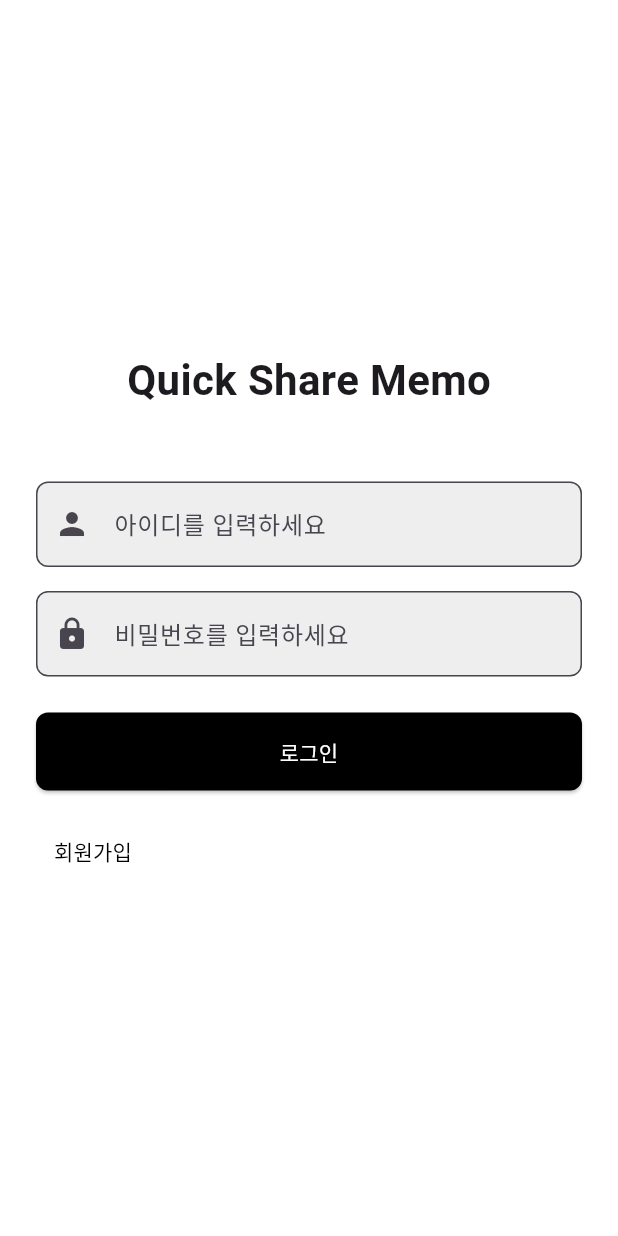
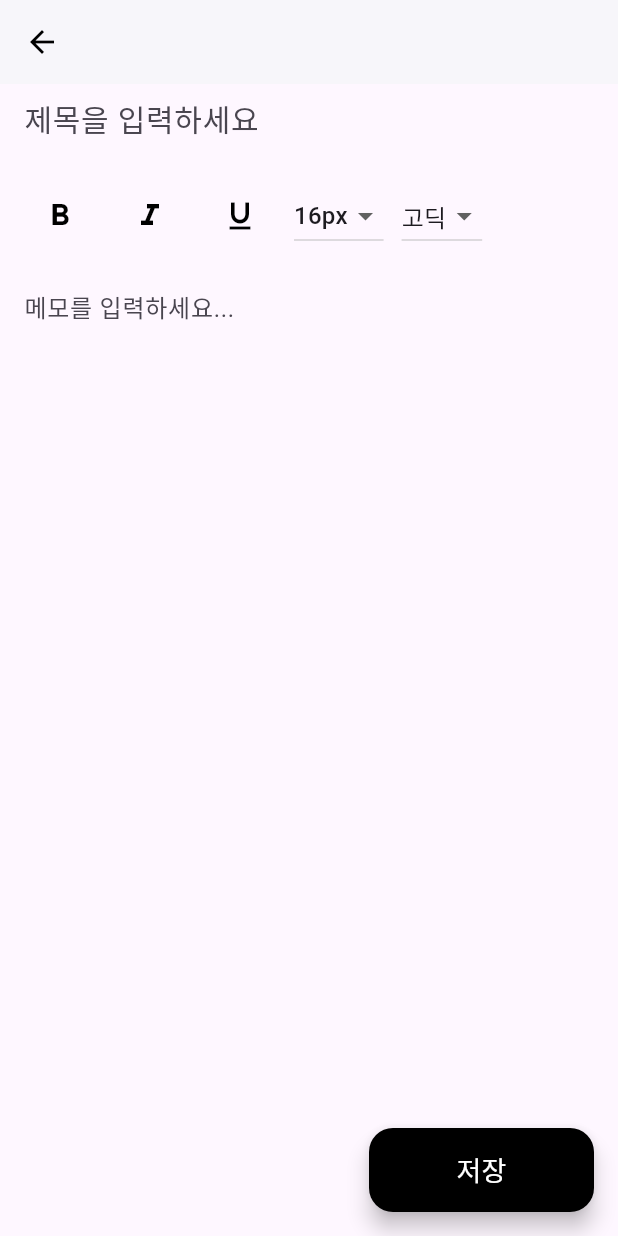
Before and after one commit to songhaechan/quick-share-memo, a Flutter app: the screen it shows after launch, on a phone screen of 412 x 824 dp. Run offline on Flutter 3.47's test engine with Material 3 defaults, Android fonts, the phone set to English and light mode, and no system bars; our stand-ins replace get; Roboto replaces fonts that are missing (고딕).

Commit message:
frontend memo

```diff
--- a/quick_share_frontend/lib/src/app.dart
+++ b/quick_share_frontend/lib/src/app.dart
@@ -2,6 +2,8 @@ import 'package:flutter/material.dart';
 import 'package:quick_share_frontend/src/screen/auth/Login.dart';
 import 'package:quick_share_frontend/src/screen/auth/Register.dart';
 import 'package:get/get_navigation/src/root/get_material_app.dart';
+import 'package:quick_share_frontend/src/screen/memo/Create.dart';
+import 'package:quick_share_frontend/src/screen/memo/Show.dart';
 
 class MyApp extends StatelessWidget {
   final bool isLogin;
@@ -24,7 +26,7 @@ class MyApp extends StatelessWidget {
       ),
       debugShowCheckedModeBanner: false,
       routes: {
-        '/': (context) => LoginScreen(),
+        '/': (context) => Create(),
         '/register': (context) => RegisterScreen(),
       },
       initialRoute: '/',
--- /dev/null
+++ b/quick_share_frontend/lib/src/model/MemoModel.dart
@@ -0,0 +1,27 @@
+class MemoModel {
+  late int id;
+  late String title;
+  late String content;
+
+  MemoModel({
+    required this.id,
+    required this.title,
+    required this.content,
+  });
+
+  // JSON을 MemoModel 객체로 변환하는 생성자
+  MemoModel.parse(Map<String, dynamic> json) {
+    id = json['id'];
+    title = json['title'];
+    content = json['content'];
+  }
+
+  // JSON으로 변환하는 메서드
+  Map<String, dynamic> toJson() {
+    return {
+      'id': id,
+      'title': title,
+      'content': content,
+    };
+  }
+}
--- /dev/null
+++ b/quick_share_frontend/lib/src/screen/memo/Create.dart
@@ -0,0 +1,194 @@
+import 'package:flutter/material.dart';
+import 'package:get/get_core/src/get_main.dart';
+import 'package:get/get_instance/get_instance.dart';
+import 'package:get/get_navigation/get_navigation.dart';
+import 'package:quick_share_frontend/src/controller/MemoController.dart';
+import 'package:quick_share_frontend/src/model/MemoModel.dart';
+
+class Create extends StatefulWidget {
+  @override
+  _CreateState createState() => _CreateState();
+}
+
+class _CreateState extends State<Create> {
+  bool isBold = false;
+  bool isItalic = false;
+  bool isUnderline = false;
+  double fontSize = 16.0;
+  String fontFamily = '고딕';
+
+  final memoController = Get.put(MemoController());
+
+  final TextEditingController titleController = TextEditingController();
+  final TextEditingController textController = TextEditingController();
+
+  TextSelection? textSelection;
+
+  TextStyle getTextStyle() {
+    return TextStyle(
+      fontSize: fontSize,
+      fontWeight: isBold ? FontWeight.bold : FontWeight.normal,
+      fontStyle: isItalic ? FontStyle.italic : FontStyle.normal,
+      decoration: isUnderline ? TextDecoration.underline : TextDecoration.none,
+      fontFamily: fontFamily,
+    );
+  }
+
+  _submit() async {
+    final result = await memoController.createMemo(
+      titleController.text,
+      textController.text,
+    );
+    // if (result) {
+    //   Get.back();
+    // }
+  }
+
+  void applyStyleToSelectedText() {
+    final text = textController.text;
+    final selection = textController.selection;
+
+    if (selection.isCollapsed) return;
+
+    final selectedText = text.substring(selection.start, selection.end);
+    final beforeText = text.substring(0, selection.start);
+    final afterText = text.substring(selection.end);
+
+    textController.text = '$beforeText$selectedText$afterText';
+    textController.selection = TextSelection.collapsed(
+        offset: beforeText.length + selectedText.length);
+  }
+
+  @override
+  Widget build(BuildContext context) {
+    return Scaffold(
+      appBar: AppBar(
+        backgroundColor: Colors.white,
+        elevation: 1,
+        leading: IconButton(
+          icon: Icon(Icons.arrow_back, color: Colors.black),
+          onPressed: () {},
+        ),
+      ),
+      body: Padding(
+        padding: const EdgeInsets.symmetric(horizontal: 16.0),
+        child: Column(
+          crossAxisAlignment: CrossAxisAlignment.start,
+          children: [
+            // 제목 입력 부분
+            TextField(
+              controller: titleController, // 제목 controller 사용
+              style: TextStyle(fontSize: 20, fontWeight: FontWeight.w500),
+              decoration: InputDecoration(
+                border: InputBorder.none,
+                hintText: '제목을 입력하세요',
+              ),
+            ),
+            SizedBox(height: 16),
+            Row(
+              mainAxisAlignment: MainAxisAlignment.start,
+              children: [
+                IconButton(
+                  icon: Icon(Icons.format_bold),
+                  onPressed: () {
+                    setState(() {
+                      isBold = !isBold;
+                      applyStyleToSelectedText();
+                    });
+                  },
+                  color: isBold ? Colors.blue : Colors.black,
+                ),
+                SizedBox(width: 12),
+                IconButton(
+                  icon: Icon(Icons.format_italic),
+                  onPressed: () {
+                    setState(() {
+                      isItalic = !isItalic;
+                      applyStyleToSelectedText();
+                    });
+                  },
+                  color: isItalic ? Colors.blue : Colors.black,
+                ),
+                SizedBox(width: 12),
+                IconButton(
+                  icon: Icon(Icons.format_underline),
+                  onPressed: () {
+                    setState(() {
+                      isUnderline = !isUnderline;
+                      applyStyleToSelectedText();
+                    });
+                  },
+                  color: isUnderline ? Colors.blue : Colors.black,
+                ),
+                SizedBox(width: 12),
+                DropdownButton<double>(
+                  value: fontSize,
+                  items: [12.0, 14.0, 16.0, 18.0]
+                      .map((size) => DropdownMenuItem(
+                            value: size,
+                            child: Text("${size.toInt()}px"),
+                          ))
+                      .toList(),
+                  onChanged: (value) {
+                    setState(() {
+                      fontSize = value!;
+                      applyStyleToSelectedText();
+                    });
+                  },
+                ),
+                SizedBox(width: 12),
+                DropdownButton<String>(
+                  value: fontFamily,
+                  items: ['고딕', '돋움', '붓', '휴먼']
+                      .map((font) => DropdownMenuItem(
+                            value: font,
+                            child: Text(font),
+                          ))
+                      .toList(),
+                  onChanged: (value) {
+                    setState(() {
+                      fontFamily = value!;
+                      applyStyleToSelectedText();
+                    });
+                  },
+                ),
+              ],
+            ),
+            SizedBox(height: 16),
+            Expanded(
+              child: TextField(
+                controller: textController, // 내용 입력
+                maxLines: null,
+                expands: true,
+                textAlignVertical: TextAlignVertical.top,
+                style: getTextStyle(),
+                decoration: InputDecoration(
+                  border: InputBorder.none,
+                  hintText: '메모를 입력하세요...',
+                ),
+                onTap: () {
+                  setState(() {
+                    textSelection = textController.selection;
+                  });
+                },
+              ),
+            ),
+          ],
+        ),
+      ),
+      floatingActionButton: SizedBox(
+        width: 150,
+        child: FloatingActionButton.extended(
+          onPressed: () {
+            _submit();
+          },
+          label: Text(
+            '저장',
+            style: TextStyle(color: Colors.white, fontSize: 18),
+          ),
+          backgroundColor: Colors.black,
+        ),
+      ),
+    );
+  }
+}
```
Also changed, not shown: quick_share_frontend/lib/src/controller/MemoController.dart (added, +59 -0 lines), quick_share_frontend/lib/src/provider/MemoProvider.dart (added, +47 -0 lines), quick_share_frontend/lib/src/screen/memo/Show.dart (added, +122 -0 lines), quick_share_frontend/pubspec.yaml (+13 -6 lines), quick_share_frontend/assets/fonts/NanumHumanRegular.ttf (added), 9 other files.
